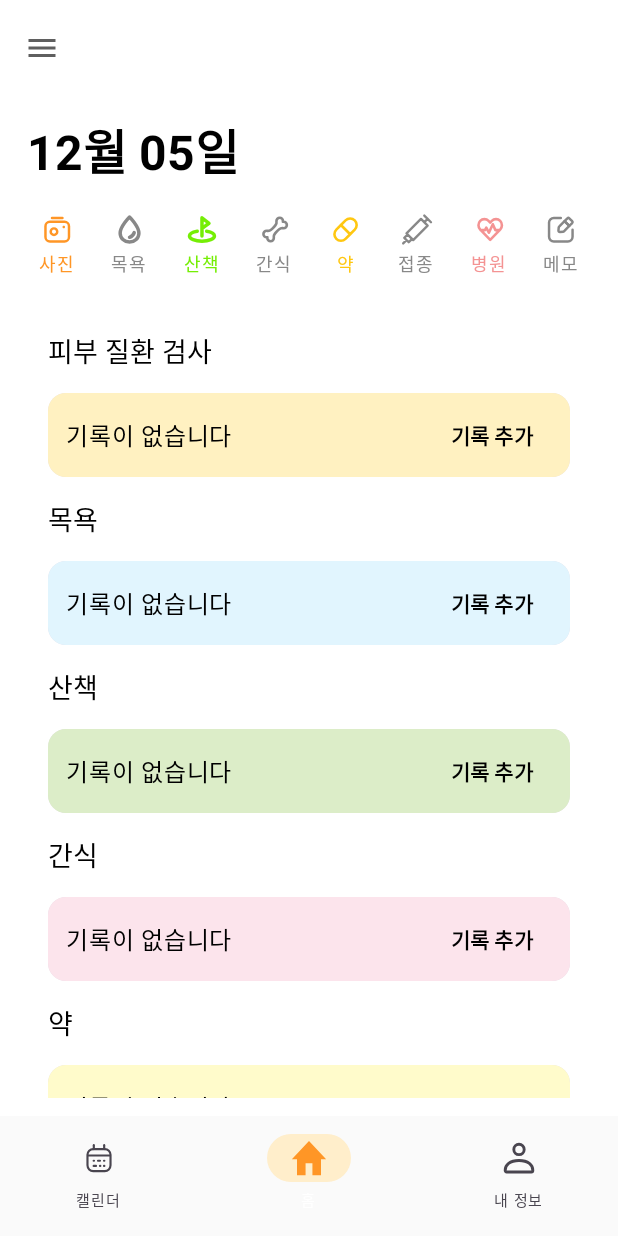
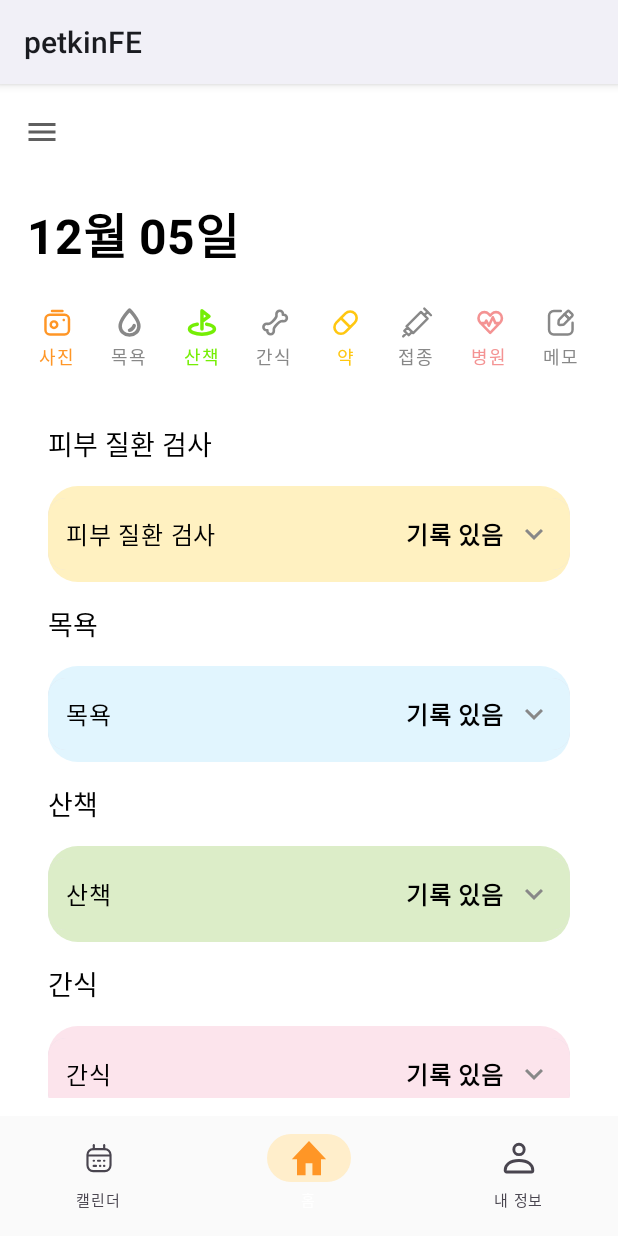
Before and after one commit to o4e3/AILectureProject, an Android app built with Jetpack Compose: the HomeScreen screen opened through its navigation route, on a phone screen of 412 x 824 dp. Run offline under Robolectric (Android 15) with nearby library versions, the phone set to English and light mode, and no system bars; our stand-ins replace Dagger/Hilt's generated code, accompanist; libraries missing offline, so code that uses them is left out: com.kakao.sdk; network calls fail; 1 statement that could not run was skipped.

Commit message:
Design: 디자인 일부 수정

```diff
--- a/frontend/petkinFE/app/src/main/java/com/rtl/petkinfe/MainActivity.kt
+++ b/frontend/petkinFE/app/src/main/java/com/rtl/petkinfe/MainActivity.kt
@@ -7,6 +7,8 @@ import androidx.activity.viewModels
 import androidx.compose.runtime.collectAsState
 import androidx.compose.runtime.getValue
 import androidx.core.splashscreen.SplashScreen.Companion.installSplashScreen
+import androidx.core.view.WindowCompat
+import androidx.core.view.WindowInsetsControllerCompat
 import androidx.hilt.navigation.compose.hiltViewModel
 import com.rtl.petkinfe.navigation.PetkinNavigation
 import com.rtl.petkinfe.navigation.PetkinScreens
@@ -17,6 +19,13 @@ import dagger.hilt.android.AndroidEntryPoint
 class MainActivity : ComponentActivity() {
     override fun onCreate(savedInstanceState: Bundle?) {
         super.onCreate(savedInstanceState)
+        // 상태바 흰색 설정
+        window.statusBarColor = android.graphics.Color.WHITE
+
+        // 상태바 아이콘 색상 설정 (어두운 아이콘)
+        WindowInsetsControllerCompat(window, window.decorView).isAppearanceLightStatusBars = true
+
+
         val viewModel: MainViewModel by viewModels()
         // Splash Screen 설정
         installSplashScreen().apply {
@@ -29,9 +38,9 @@ class MainActivity : ComponentActivity() {
         // Kakao SDK 초기화 완료 여부 확인
         setContent {
             PetkinFETheme {
-                    val isReady by viewModel.isReady.collectAsState()
-                    val isLoggedIn by viewModel.isLoggedIn.collectAsState()
-                    val petRegistered by viewModel.petRegistered.collectAsState()
+                val isReady by viewModel.isReady.collectAsState()
+                val isLoggedIn by viewModel.isLoggedIn.collectAsState()
+                val petRegistered by viewModel.petRegistered.collectAsState()
 
                 if (isReady) {
                     // 로그인 상태에 따라 화면 전환
--- a/frontend/petkinFE/app/src/main/java/com/rtl/petkinfe/di/RepositoryModule.kt
+++ b/frontend/petkinFE/app/src/main/java/com/rtl/petkinfe/di/RepositoryModule.kt
@@ -26,5 +26,5 @@ abstract class RepositoryModule {
     abstract fun bindPetRepository(petRepositoryImpl: PetRepositoryImpl): PetRepository
 
     @Binds
-    abstract fun bindHealthRecordRepository(healthRecordRepository: HealthRecordRepositoryImpl): HealthRecordRepository
+    abstract fun bindHealthRecordRepository(healthRecordRepositoryImpl: HealthRecordRepositoryImpl): HealthRecordRepository
 }
--- a/frontend/petkinFE/app/src/main/java/com/rtl/petkinfe/navigation/PetkinNavigation.kt
+++ b/frontend/petkinFE/app/src/main/java/com/rtl/petkinfe/navigation/PetkinNavigation.kt
@@ -10,10 +10,12 @@ import androidx.compose.material3.TopAppBar
 import androidx.compose.runtime.Composable
 import androidx.compose.runtime.getValue
 import androidx.compose.ui.Modifier
+import androidx.compose.ui.graphics.Color
 import androidx.navigation.compose.NavHost
 import androidx.navigation.compose.composable
 import androidx.navigation.compose.currentBackStackEntryAsState
 import androidx.navigation.compose.rememberNavController
+import com.google.accompanist.systemuicontroller.rememberSystemUiController
 import com.rtl.petkinfe.presentation.view.calendar.CalendarScreen
 import com.rtl.petkinfe.presentation.view.home.HomeScreen
 import com.rtl.petkinfe.presentation.view.login.LoginScreen
@@ -26,6 +28,14 @@ fun PetkinNavigation(startDestination: String) {
     val navController = rememberNavController()
     val navBackStackEntry by navController.currentBackStackEntryAsState()
     val currentRoute = navBackStackEntry?.destination?.route
+
+    val systemUiController = rememberSystemUiController()
+
+    // 상태바 색상 변경
+    systemUiController.setStatusBarColor(
+        color = Color.White,  // 상태바 색상을 흰색으로 설정
+        darkIcons = true      // 흰색 배경에 어울리는 어두운 아이콘
+    )
 
     Scaffold(
         bottomBar = {
--- a/frontend/petkinFE/app/src/main/java/com/rtl/petkinfe/presentation/view/calendar/CalendarScreen.kt
+++ b/frontend/petkinFE/app/src/main/java/com/rtl/petkinfe/presentation/view/calendar/CalendarScreen.kt
@@ -19,6 +19,8 @@ import androidx.compose.ui.Modifier
 import androidx.compose.ui.graphics.Color
 import androidx.compose.ui.unit.dp
 import androidx.navigation.NavHostController
+import com.rtl.petkinfe.domain.model.HealthRecord
+import com.rtl.petkinfe.domain.model.ItemType
 import com.rtl.petkinfe.presentation.view.home.ExpandableCardSection
 import com.rtl.petkinfe.presentation.view.home.TitleSection
 
@@ -46,7 +48,9 @@ fun CalendarScreen(navController: NavHostController) {
             CalendarContent() // 캘린더 뷰 추가
             Divider(color= Color.Gray, thickness = 0.8.dp)
             Spacer(modifier = Modifier.height(20.dp))
-            ExpandableCardSection()
+            ExpandableCardSection(listOf(
+                HealthRecord(6, ItemType.BATH, "밥 먹"),
+            ))
         }
     }
 }
--- a/frontend/petkinFE/app/src/main/java/com/rtl/petkinfe/presentation/view/home/HomeScreen.kt
+++ b/frontend/petkinFE/app/src/main/java/com/rtl/petkinfe/presentation/view/home/HomeScreen.kt
@@ -11,11 +11,13 @@ import androidx.compose.foundation.layout.fillMaxWidth
 import androidx.compose.foundation.layout.height
 import androidx.compose.foundation.layout.padding
 import androidx.compose.foundation.layout.size
+import androidx.compose.foundation.layout.width
 import androidx.compose.foundation.lazy.LazyColumn
 import androidx.compose.foundation.lazy.items
 import androidx.compose.foundation.selection.toggleable
 import androidx.compose.foundation.shape.RoundedCornerShape
 import androidx.compose.material.icons.Icons
+import androidx.compose.material.icons.filled.KeyboardArrowDown
 import androidx.compose.material.icons.filled.Menu
 import androidx.compose.material3.Card
 import androidx.compose.material3.ExperimentalMaterial3Api
@@ -27,6 +29,10 @@ import androidx.compose.material3.Text
 import androidx.compose.material3.TextButton
 import androidx.compose.material3.TopAppBar
 import androidx.compose.runtime.Composable
+import androidx.compose.runtime.getValue
+import androidx.compose.runtime.mutableStateOf
+import androidx.compose.runtime.remember
+import androidx.compose.runtime.setValue
 import androidx.compose.ui.Alignment
 import androidx.compose.ui.Modifier
 import androidx.compose.ui.graphics.Color
@@ -36,9 +42,12 @@ import androidx.compose.ui.tooling.preview.Preview
 import androidx.compose.ui.unit.dp
 import androidx.compose.ui.unit.sp
 import androidx.datastore.preferences.protobuf.Internal.BooleanList
+import androidx.hilt.navigation.compose.hiltViewModel
 import androidx.navigation.NavController
 import androidx.navigation.compose.rememberNavController
 import com.rtl.petkinfe.R
+import com.rtl.petkinfe.domain.model.HealthRecord
+import com.rtl.petkinfe.domain.model.ItemType
 import com.rtl.petkinfe.presentation.view.home.model.IconUIModel
 import com.rtl.petkinfe.utils.formatDate
 import com.rtl.petkinfe.utils.formatinHome
@@ -49,7 +58,8 @@ import java.time.LocalDateTime
 @SuppressLint("UnusedMaterial3ScaffoldPaddingParameter")
 @OptIn(ExperimentalMaterial3Api::class)
 @Composable
-fun HomeScreen(navController: NavController) {
+fun HomeScreen(navController: NavController,  viewModel: HomeViewModel = hiltViewModel()) {
+    val todayRecords by viewModel.todayRecords
     Scaffold(
         topBar = {
             TopAppBar(
@@ -70,21 +80,10 @@ fun HomeScreen(navController: NavController) {
             TitleSection()
             IconSection()
             Spacer(modifier = Modifier.height(16.dp))
-            ExpandableCardSection() // 확장 가능한 카드 섹션
+            ExpandableCardSection(todayRecords) // 확장 가능한 카드 섹션
         }
     }
 }
-
-@SuppressLint("UnusedMaterial3ScaffoldPaddingParameter")
-@Preview
-@Composable
-fun HomeScreenPreview() {
-    Scaffold(
-    ) {
-        HomeScreen(navController = rememberNavController())
-    }
-}
-
 
 @Composable
 fun TitleSection() {
@@ -94,7 +93,7 @@ fun TitleSection() {
     Column(
         modifier = Modifier
             .fillMaxWidth()
-            .padding(bottom = 6.dp, start = 6.dp)
+            .padding(bottom = 12.dp, start = 6.dp)
     ) {
         Text(
             formatinHome(localDateTime.toString()),
@@ -180,76 +179,155 @@ fun IconSection() {
 }
 
 @Composable
-fun ExpandableCardSection() {
-    // 카테고리 리스트 정의
+fun ExpandableCardSection(records: List<HealthRecord>) {
     val categories = listOf(
-        "피부 질환 검사" to Color(0xFFFFF1C1),
-        "목욕" to Color(0xFFE1F5FE),
-        "산책" to Color(0xFFDCEDC8),
-        "간식" to Color(0xFFFCE4EC),
-        "약" to Color(0xFFFFFBCB),
-        "접종" to Color(0xFFA5A5A5),
-        "병원" to Color(0xFFF5AFAF),
-        "메모" to Color(0xFFCA9ECA),
+        "피부 질환 검사" to ItemType.PHOTO to Color(0xFFFFF1C1),
+        "목욕" to ItemType.BATH to Color(0xFFE1F5FE),
+        "산책" to ItemType.WALK to Color(0xFFDCEDC8),
+        "간식" to ItemType.SNACK to Color(0xFFFCE4EC),
+        "약" to ItemType.MEDICINE to Color(0xFFFFFBCB),
+        "접종" to ItemType.VACCINATION to Color(0xFFA5A5A5),
+        "병원" to ItemType.HOSPITAL to Color(0xFFF5AFAF),
+        "메모" to ItemType.MEMO to Color(0xFFCA9ECA),
     )
 
     LazyColumn(
         modifier = Modifier
             .padding(horizontal = 20.dp)
             .fillMaxWidth()
-            .background(color = Color.White) // 배경색 설정
+            .background(color = Color.White)
     ) {
-        items(categories) { (title, color) ->
+        items(categories) { (titleWithType, color) ->
+            val (title, type) = titleWithType
+
+            // 해당 타입의 기록 찾기
+            val matchingRecord = records.find { it.itemType == type }
+            val isRecorded = matchingRecord != null
+            val memo = matchingRecord?.memo
+
+            // 카드 렌더링
             Column(modifier = Modifier.padding(vertical = 6.dp)) {
-                // 타이틀 추가
                 Text(
                     text = title,
                     style = MaterialTheme.typography.headlineSmall.copy(fontSize = 18.sp),
                     fontWeight = FontWeight.Light,
                     modifier = Modifier.padding(bottom = 12.dp),
                 )
-                ExpandableCard(color = color)
+                ExpandableCard(color = color, title = title, isRecorded = isRecorded, memo = memo)
             }
         }
     }
 }
 
+
+
 @Composable
-fun ExpandableCard(color: Color) {
-    // 둥근 모서리를 위해 large shape 사용
+fun ExpandableCard(color: Color, title: String, isRecorded: Boolean, memo: String?) {
+    var isExpanded by remember { mutableStateOf(false) }
+    var isPhotoUploaded by remember { mutableStateOf(false) }
+
     Card(
         Modifier
             .fillMaxWidth()
-            .background(color = color, shape = RoundedCornerShape(44.dp))
-            .clickable { /* 클릭 시 동작 처리 */ }
+            .background(color = color, shape = RoundedCornerShape(20.dp))
+            .padding(vertical = 8.dp) // 카드 사이의 간격
+            .clickable { isExpanded = !isExpanded }
     ) {
-        // Row 내부 요소를 세로 중심에 정렬
-        Row(
+        Column(
             modifier = Modifier
+                .fillMaxWidth()
                 .background(color = color)
-                .padding(12.dp, 4.dp)
-                .fillMaxWidth()
-                .toggleable(value = true, onValueChange = {
-                    Modifier.height(200.dp)
-                }),
-            horizontalArrangement = Arrangement.SpaceBetween,
-            verticalAlignment = Alignment.CenterVertically // 요소 세로 중앙 정렬
+                .padding(12.dp)
         ) {
-            // '기록이 없습니다' 텍스트
-            Text(
-                text = "기록이 없습니다",
-                style = MaterialTheme.typography.bodyLarge,
-                color = Color.Black // 가시성을 위해 필요시 조정
-            )
-            // '기록 추가' 버튼
-            TextButton(
-                onClick = { /* 기록 추가 동작 처리 */ }
+            Row(
+                modifier = Modifier.fillMaxWidth(),
+                horizontalArrangement = Arrangement.SpaceBetween,
+                verticalAlignment = Alignment.CenterVertically
             ) {
-                Text("기록 추가", color = Color.Black, fontWeight = FontWeight.Bold)
+                Text(
+                    text = title,
+                    style = MaterialTheme.typography.bodyLarge,
+                    color = Color.Black
+                )
+                Row(
+                    verticalAlignment = Alignment.CenterVertically,
+                    modifier = Modifier.clickable { isExpanded = !isExpanded }
+                ) {
+                    Text(
+                        text = if (isExpanded) "닫기" else "기록 ${if (isRecorded) "있음" else "없음"}",
+                        color = Color.Black,
+                        fontWeight = FontWeight.Bold
+                    )
+                    Spacer(modifier = Modifier.width(8.dp))
+                    Icon(
+                        imageVector = Icons.Filled.KeyboardArrowDown,
+                        contentDescription = "아래로 확장",
+                        tint = Color.Gray,
+                        modifier = Modifier.size(24.dp)
+                    )
+                }
+            }
+
+            if (isExpanded) {
+                Column(
+                    modifier = Modifier
+                        .fillMaxWidth()
+                        .background(color = color)
+                        .padding(16.dp)
+                ) {
+                    if (title == "피부 질환 검사") {
+                        // 사진 업로드 버튼
+                        TextButton(
+                            onClick = { isPhotoUploaded = true },
+                            modifier = Modifier.fillMaxWidth()
+                        ) {
+                            Text(
+                                text = if (!isPhotoUploaded) "사진 업로드" else "사진 업로드 완료",
+                                fontWeight = FontWeight.Bold,
+                                color = if (!isPhotoUploaded) Color.Blue else Color.Green
+                            )
+                        }
+                        // 사진이 업로드된 경우 AI 검사 버튼 표시
+                        if (isPhotoUploaded) {
+                            Spacer(modifier = Modifier.height(16.dp))
+                            TextButton(
+                                onClick = { /* TODO: AI 검사 실행 */ },
+                                modifier = Modifier.fillMaxWidth()
+                            ) {
+                                Text(
+                                    text = "AI 검사 받기",
+                                    fontWeight = FontWeight.Bold,
+                                    color = Color.Blue
+                                )
+                            }
+                        }
+                    } else {
+                        Text(
+                            text = "기본 확장 콘텐츠입니다.",
+                            style = MaterialTheme.typography.bodySmall,
+                            color = Color.Black
+                        )
+                    }
+                    if (isRecorded != null) {
+                        Text(
+                            text = "메모: $memo",
+                            style = MaterialTheme.typography.bodySmall,
+                            color = Color.Black
+                        )
+                    } else {
+                        Text(
+                            text = "기록이 없습니다.",
+                            style = MaterialTheme.typography.bodySmall,
+                            color = Color.Gray
+                        )
+                    }
+                }
             }
         }
     }
 }
+
+
 
 @Composable
 fun IconWithCaption(item: IconUIModel) {
--- a/frontend/petkinFE/app/src/main/java/com/rtl/petkinfe/presentation/view/home/HomeViewModel.kt
+++ b/frontend/petkinFE/app/src/main/java/com/rtl/petkinfe/presentation/view/home/HomeViewModel.kt
@@ -1,4 +1,33 @@
 package com.rtl.petkinfe.presentation.view.home
 
-class HomeViewModel {
+
+import androidx.compose.runtime.mutableStateOf
+import androidx.lifecycle.ViewModel
+import androidx.lifecycle.viewModelScope
+import com.rtl.petkinfe.domain.model.HealthRecord
+import com.rtl.petkinfe.domain.usecases.GetTodayRecordUseCase
+import dagger.hilt.android.lifecycle.HiltViewModel
+import kotlinx.coroutines.launch
+import javax.inject.Inject
+
+@HiltViewModel
+class HomeViewModel @Inject constructor(
+    private val getTodayRecordUseCase: GetTodayRecordUseCase
+) : ViewModel() {
+
+    // 기록 데이터를 상태로 관리
+    val todayRecords = mutableStateOf<List<HealthRecord>>(emptyList())
+
+    // 초기화 시 데이터 가져오기
+    init {
+        fetchTodayRecords()
+    }
+
+    // 데이터를 가져오는 함수
+    private fun fetchTodayRecords() {
+        viewModelScope.launch {
+            val records = getTodayRecordUseCase.execute()
+            todayRecords.value = records
+        }
+    }
 }
--- a/frontend/petkinFE/app/src/main/java/com/rtl/petkinfe/ui/theme/Theme.kt
+++ b/frontend/petkinFE/app/src/main/java/com/rtl/petkinfe/ui/theme/Theme.kt
@@ -15,6 +15,7 @@ import androidx.compose.ui.graphics.toArgb
 import androidx.compose.ui.platform.LocalContext
 import androidx.compose.ui.platform.LocalView
 import androidx.core.view.WindowCompat
+import com.google.accompanist.systemuicontroller.rememberSystemUiController
 
 private val LightColorPalette = lightColorScheme(
     primary = PhotoIconActiveColor, // 메인 버튼과 맞춤 설정된 컬러
@@ -44,6 +45,14 @@ fun PetkinFETheme(
         }
     }
 
+    val systemUiController = rememberSystemUiController()
+
+    // 상태바를 흰색으로 설정하고 아이콘을 어둡게
+    systemUiController.setStatusBarColor(
+        color = Color.White,
+        darkIcons = true // 흰색 배경에 어울리는 어두운 아이콘
+    )
+
     MaterialTheme(
         colorScheme = colorScheme,
         typography = Typography,
```
